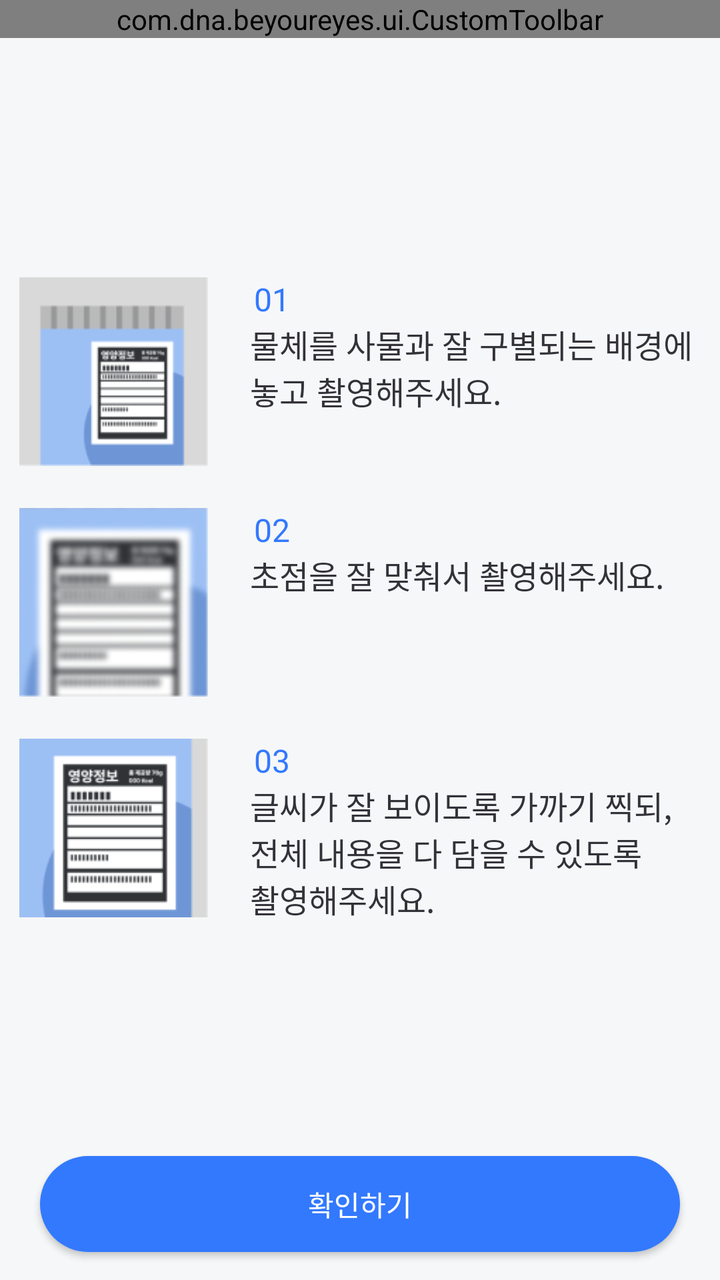
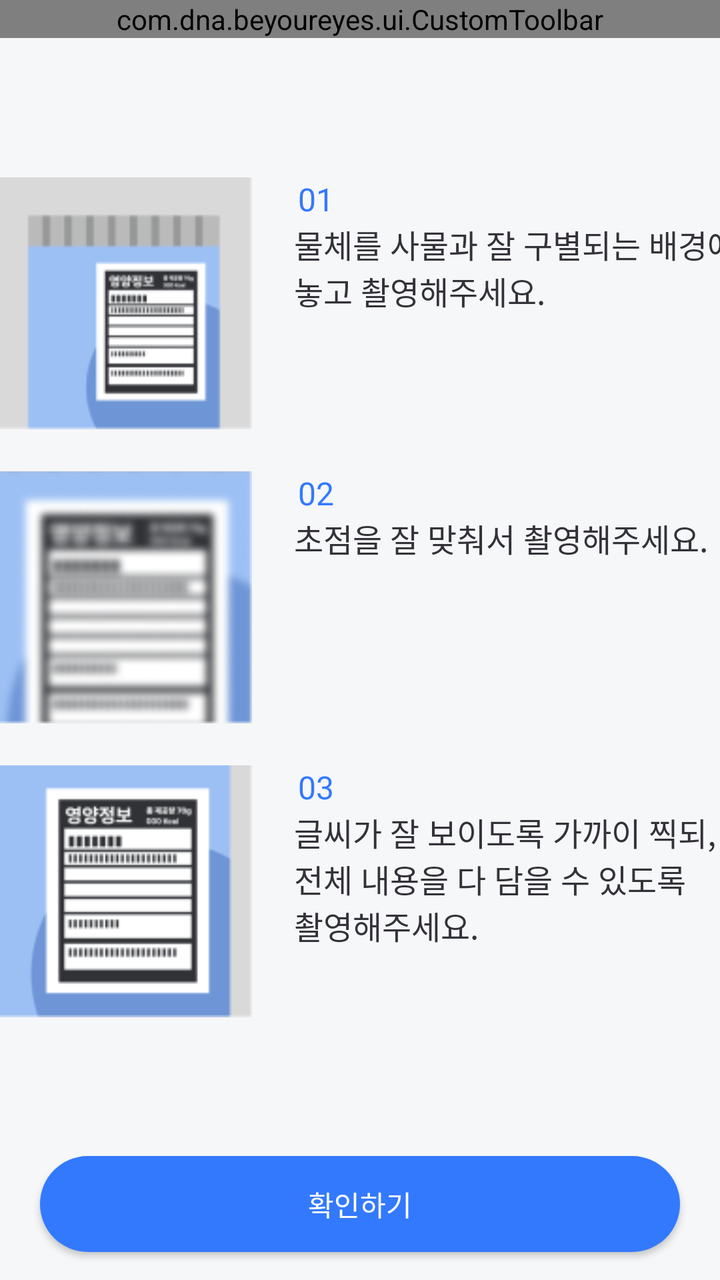

Screens rendered from an Android XML layout before and after an edit, with the pre-edit source and the edit as a unified diff.
<!-- AndroidManifest.xml: application theme Theme.BeYourEyes -->
<!-- res/layout/fragment_food_caution.xml -->
<androidx.constraintlayout.widget.ConstraintLayout xmlns:android="http://schemas.android.com/apk/res/android"
xmlns:app="http://schemas.android.com/apk/res-auto"
xmlns:tools="http://schemas.android.com/tools"
android:layout_width="match_parent"
android:layout_height="match_parent"
android:background="@color/gray_50">


    <com.dna.beyoureyes.ui.CustomToolbar
        android:id="@+id/toolbar"
        android:layout_width="match_parent"
        android:layout_height="wrap_content"
        app:title="@string/food_caution_title"
        app:skipEnabled="true"
        app:layout_constraintEnd_toEndOf="parent"
        app:layout_constraintStart_toStartOf="parent"
        app:layout_constraintTop_toTopOf="parent"/>

    <androidx.constraintlayout.widget.ConstraintLayout
        android:layout_width="wrap_content"
        android:layout_height="0dp"
        app:layout_constraintHeight_percent="0.5"
        android:layout_marginLeft="20dp"
        android:layout_marginRight="20dp"
        app:layout_constraintBottom_toTopOf="@+id/nextBtn"
        app:layout_constraintEnd_toEndOf="parent"
        app:layout_constraintStart_toStartOf="parent"
        app:layout_constraintTop_toBottomOf="@+id/toolbar"
        tools:ignore="MissingConstraints">


        <ImageView
            android:id="@+id/imageView7"
            android:layout_width="0dp"
            android:layout_height="0dp"
            android:background="@drawable/food_caution_image1"
            app:layout_constraintDimensionRatio="1:1"
            app:layout_constraintHeight_percent="0.295"
            app:layout_constraintStart_toStartOf="parent"
            app:layout_constraintTop_toTopOf="parent" />


        <TextView
            android:id="@+id/textView3"
            android:layout_width="wrap_content"
            android:layout_height="wrap_content"
            android:layout_marginStart="2dp"
            android:fontFamily="@font/wanted_sans_extra_bold"
            android:text="@string/food_caution_number_text_1"
            android:textColor="@color/blue_500"
            android:textSize="16sp"
            app:layout_constraintStart_toStartOf="@+id/textView8"
            app:layout_constraintTop_toTopOf="parent" />

        <TextView
            android:id="@+id/textView8"
            android:layout_width="wrap_content"
            android:layout_height="wrap_content"
            android:layout_marginStart="21dp"
            android:fontFamily="@font/wanted_sans_medium"
            android:text="@string/food_caution_text_1"
            android:textColor="@color/gray_950"
            android:textSize="16sp"
            app:layout_constraintStart_toEndOf="@+id/imageView7"
            app:layout_constraintTop_toBottomOf="@+id/textView3" />

        <ImageView
            android:id="@+id/imageView8"
            android:layout_width="0dp"
            android:layout_height="0dp"
            android:layout_marginTop="21dp"
            android:background="@drawable/food_caution_image2"
            app:layout_constraintDimensionRatio="1:1"
            app:layout_constraintHeight_percent="0.295"
            app:layout_constraintStart_toStartOf="parent"
            app:layout_constraintTop_toBottomOf="@+id/imageView7" />


        <TextView
            android:id="@+id/textView4"
            android:layout_width="wrap_content"
            android:layout_height="wrap_content"
            android:layout_marginStart="2dp"
            android:fontFamily="@font/wanted_sans_extra_bold"
            android:text="@string/food_caution_number_text_2"
            android:textColor="@color/blue_500"
            android:textSize="16sp"
            app:layout_constraintStart_toStartOf="@+id/textView9"
            app:layout_constraintTop_toTopOf="@+id/imageView8" />

        <TextView
            android:id="@+id/textView9"
            android:layout_width="wrap_content"
            android:layout_height="wrap_content"
            android:fontFamily="@font/wanted_sans_medium"
            android:text="@string/food_caution_text_2"
            android:textColor="@color/gray_950"
            android:textSize="16sp"
            app:layout_constraintStart_toStartOf="@+id/textView8"
            app:layout_constraintTop_toBottomOf="@+id/textView4" />

        <ImageView
            android:id="@+id/imageView10"
            android:layout_width="0dp"
            android:layout_height="0dp"
            android:layout_marginTop="21dp"
            android:background="@drawable/food_caution_image3"
            app:layout_constraintDimensionRatio="1:1"
            app:layout_constraintHeight_percent="0.295"
            app:layout_constraintStart_toStartOf="parent"
            app:layout_constraintTop_toBottomOf="@+id/imageView8"
            tools:ignore="DuplicateIds" />

        <TextView
            android:id="@+id/textView5"
            android:layout_width="wrap_content"
            android:layout_height="wrap_content"
            android:layout_marginStart="2dp"
            android:fontFamily="@font/wanted_sans_extra_bold"
            android:text="@string/food_caution_number_text_3"
            android:textColor="@color/blue_500"
            android:textSize="16sp"
            app:layout_constraintStart_toStartOf="@+id/textView12"
            app:layout_constraintTop_toTopOf="@+id/imageView10" />

        <TextView
            android:id="@+id/textView12"
            android:layout_width="wrap_content"
            android:layout_height="wrap_content"
            android:fontFamily="@font/wanted_sans_medium"
            android:text="@string/food_caution_text_3"
            android:textColor="@color/gray_950"
            android:textSize="16sp"
            app:layout_constraintStart_toStartOf="@+id/textView8"
            app:layout_constraintTop_toBottomOf="@+id/textView5" />
    </androidx.constraintlayout.widget.ConstraintLayout>

    <androidx.appcompat.widget.AppCompatButton
        android:id="@+id/nextBtn"
        android:layout_width="0dp"
        android:layout_height="48dp"
        android:layout_marginStart="20dp"
        android:layout_marginEnd="20dp"
        android:layout_marginBottom="14dp"
        android:background="@drawable/shape_button_b500_24"
        android:text="@string/okaybutton"
        android:fontFamily="@font/wanted_sans_bold"
        android:textSize="14sp"
        android:textColor="@color/white"
        app:layout_constraintBottom_toBottomOf="parent"
        app:layout_constraintEnd_toEndOf="parent"
        app:layout_constraintStart_toStartOf="parent" />

</androidx.constraintlayout.widget.ConstraintLayout>
<!-- resources referenced by this layout -->
<resources>
  <color name="blue_500">#3379FE</color>
  <color name="gray_50">#F6F7F8</color>
  <color name="gray_950">#333239</color>
  <color name="white">#FFFFFF</color>
  <!-- drawable food_caution_image1: png bitmap (drawable, 4176 bytes) -->
  <!-- drawable food_caution_image2: png bitmap (drawable, 21040 bytes) -->
  <!-- drawable food_caution_image3: png bitmap (drawable, 4739 bytes) -->
  <!-- drawable shape_button_b500_24 (drawable) -->
  <?xml version="1.0" encoding="utf-8"?>
  <shape xmlns:android="http://schemas.android.com/apk/res/android"
      android:shape="rectangle">
      <solid android:color="@color/blue_500" /> 
      <size android:width="60dp" android:height="45dp" /> 
      <corners android:radius="24dp" /> 
  </shape>
  <string name="food_caution_number_text_1">01</string>
  <string name="food_caution_number_text_2">02</string>
  <string name="food_caution_number_text_3">03</string>
  <string name="food_caution_text_1">물체를 사물과 잘 구별되는 배경에 \n놓고 촬영해주세요.</string>
  <string name="food_caution_text_2">초점을 잘 맞춰서 촬영해주세요.</string>
  <string name="food_caution_text_3">글씨가 잘 보이도록 가까기 찍되,\n전체 내용을 다 담을 수 있도록\n촬영해주세요.</string>
  <string name="food_caution_title">식품 분석 유의사항</string>
  <string name="okaybutton">확인하기</string>
  <style name="Theme.BeYourEyes" parent="Theme.MaterialComponents.Light.NoActionBar">
          
          <item name="colorPrimary">@color/blue_500</item>
          <item name="colorPrimaryVariant">@color/blue_700</item>
          <item name="colorOnPrimary">@color/white</item>
          
          <item name="colorSecondary">@color/teal_200</item>
          <item name="colorSecondaryVariant">@color/teal_700</item>
          <item name="colorOnSecondary">@color/black</item>
          
          <item name="android:statusBarColor">@color/gray_50</item>
          <item name="android:windowLightStatusBar">true</item>
          <item name="android:navigationBarColor">@color/gray_50</item>
          
          <item name="chipStyle">@style/TextChipStyle</item>
      </style>
  <color name="blue_700">#1543E0</color>
  <color name="teal_200">#FF03DAC5</color>
  <color name="teal_700">#FF018786</color>
  <color name="black">#FF000000</color>
  <style name="TextChipStyle" parent="Widget.MaterialComponents.Chip.Choice">
          <item name="chipCornerRadius">10dp</item>
          <item name="chipMinHeight">58dp</item>
          <item name="chipBackgroundColor">@color/chip_bg_color</item>
          <item name="android:textColor">@color/chip_text_color</item>
          <item name="chipStrokeColor">@color/chip_stroke_color</item>
          <item name="chipStrokeWidth">2dp</item>
          <item name="android:textAlignment">center</item>
          <item name="fontFamily">@font/wanted_sans_semi_bold</item>
          <item name="android:textSize">16sp</item>
          <item name="android:paddingTop">14dp</item>
          <item name="android:paddingBottom">14dp</item>
      </style>
</resources>

<!-- the commit's change to res/layout/fragment_food_caution.xml (unified diff, before → after) -->
@@ -1,6 +1,5 @@
 <androidx.constraintlayout.widget.ConstraintLayout xmlns:android="http://schemas.android.com/apk/res/android"
 xmlns:app="http://schemas.android.com/apk/res-auto"
-xmlns:tools="http://schemas.android.com/tools"
 android:layout_width="match_parent"
 android:layout_height="match_parent"
 android:background="@color/gray_50">
@@ -11,128 +10,168 @@ android:background="@color/gray_50">
         android:layout_width="match_parent"
         android:layout_height="wrap_content"
         app:title="@string/food_caution_title"
-        app:skipEnabled="true"
         app:layout_constraintEnd_toEndOf="parent"
         app:layout_constraintStart_toStartOf="parent"
         app:layout_constraintTop_toTopOf="parent"/>
 
     <androidx.constraintlayout.widget.ConstraintLayout
         android:layout_width="wrap_content"
-        android:layout_height="0dp"
-        app:layout_constraintHeight_percent="0.5"
+        android:layout_height="wrap_content"
         android:layout_marginLeft="20dp"
         android:layout_marginRight="20dp"
         app:layout_constraintBottom_toTopOf="@+id/nextBtn"
         app:layout_constraintEnd_toEndOf="parent"
         app:layout_constraintStart_toStartOf="parent"
-        app:layout_constraintTop_toBottomOf="@+id/toolbar"
-        tools:ignore="MissingConstraints">
+        app:layout_constraintTop_toBottomOf="@+id/toolbar">
 
+        <androidx.constraintlayout.widget.ConstraintLayout
+            android:id="@+id/guideLayout1"
+            android:layout_width="match_parent"
+            android:layout_height="0dp"
+            android:importantForAccessibility="yes"
+            android:contentDescription="@string/food_caution_text_1_description"
+            app:layout_constraintEnd_toEndOf="parent"
+            app:layout_constraintHeight_percent="0.3"
+            app:layout_constraintStart_toStartOf="parent"
+            app:layout_constraintTop_toTopOf="parent">
 
-        <ImageView
-            android:id="@+id/imageView7"
-            android:layout_width="0dp"
-            android:layout_height="0dp"
-            android:background="@drawable/food_caution_image1"
-            app:layout_constraintDimensionRatio="1:1"
-            app:layout_constraintHeight_percent="0.295"
-            app:layout_constraintStart_toStartOf="parent"
-            app:layout_constraintTop_toTopOf="parent" />
+            <ImageView
+                android:id="@+id/guideImage1"
+                android:layout_width="0dp"
+                android:layout_height="match_parent"
+                android:background="@drawable/food_caution_image1"
+                android:importantForAccessibility="no"
+                app:layout_constraintDimensionRatio="1:1"
+                app:layout_constraintStart_toStartOf="parent"
+                app:layout_constraintTop_toTopOf="parent" />
 
+            <TextView
+                android:id="@+id/numberText1"
+                android:layout_width="wrap_content"
+                android:layout_height="wrap_content"
+                android:layout_marginStart="23dp"
+                android:fontFamily="@font/wanted_sans_extra_bold"
+                android:importantForAccessibility="no"
+                android:text="@string/food_caution_number_text_1"
+                android:textColor="@color/blue_500"
+                android:textSize="16sp"
+                app:layout_constraintStart_toEndOf="@+id/guideImage1"
+                app:layout_constraintTop_toTopOf="@+id/guideImage1" />
 
-        <TextView
-            android:id="@+id/textView3"
-            android:layout_width="wrap_content"
-            android:layout_height="wrap_content"
-            android:layout_marginStart="2dp"
-            android:fontFamily="@font/wanted_sans_extra_bold"
-            android:text="@string/food_caution_number_text_1"
-            android:textColor="@color/blue_500"
-            android:textSize="16sp"
-            app:layout_constraintStart_toStartOf="@+id/textView8"
-            app:layout_constraintTop_toTopOf="parent" />
+            <TextView
+                android:id="@+id/guideText1"
+                android:layout_width="wrap_content"
+                android:layout_height="wrap_content"
+                android:layout_marginStart="21dp"
+                android:fontFamily="@font/wanted_sans_medium"
+                android:importantForAccessibility="no"
+                android:text="@string/food_caution_text_1"
+                android:textColor="@color/gray_950"
+                android:textSize="16sp"
+                app:layout_constraintStart_toEndOf="@+id/guideImage1"
+                app:layout_constraintTop_toBottomOf="@+id/numberText1" />
 
-        <TextView
-            android:id="@+id/textView8"
-            android:layout_width="wrap_content"
-            android:layout_height="wrap_content"
-            android:layout_marginStart="21dp"
-            android:fontFamily="@font/wanted_sans_medium"
-            android:text="@string/food_caution_text_1"
-            android:textColor="@color/gray_950"
-            android:textSize="16sp"
-            app:layout_constraintStart_toEndOf="@+id/imageView7"
-            app:layout_constraintTop_toBottomOf="@+id/textView3" />
+        </androidx.constraintlayout.widget.ConstraintLayout>
 
-        <ImageView
-            android:id="@+id/imageView8"
+        <androidx.constraintlayout.widget.ConstraintLayout
+            android:id="@+id/guideLayout2"
             android:layout_width="0dp"
             android:layout_height="0dp"
             android:layout_marginTop="21dp"
-            android:background="@drawable/food_caution_image2"
-            app:layout_constraintDimensionRatio="1:1"
-            app:layout_constraintHeight_percent="0.295"
+            android:importantForAccessibility="yes"
+            android:contentDescription="@string/food_caution_text_2_description"
+            app:layout_constraintEnd_toEndOf="parent"
+            app:layout_constraintHeight_percent="0.3"
             app:layout_constraintStart_toStartOf="parent"
-            app:layout_constraintTop_toBottomOf="@+id/imageView7" />
+            app:layout_constraintTop_toBottomOf="@id/guideLayout1">
 
+            <ImageView
+                android:id="@+id/guideImage2"
+                android:layout_width="0dp"
+                android:layout_height="match_parent"
+                android:background="@drawable/food_caution_image2"
+                android:importantForAccessibility="no"
+                app:layout_constraintDimensionRatio="1:1"
+                app:layout_constraintStart_toStartOf="parent"
+                app:layout_constraintTop_toTopOf="parent" />
 
-        <TextView
-            android:id="@+id/textView4"
-            android:layout_width="wrap_content"
-            android:layout_height="wrap_content"
-            android:layout_marginStart="2dp"
-            android:fontFamily="@font/wanted_sans_extra_bold"
-            android:text="@string/food_caution_number_text_2"
-            android:textColor="@color/blue_500"
-            android:textSize="16sp"
-            app:layout_constraintStart_toStartOf="@+id/textView9"
-            app:layout_constraintTop_toTopOf="@+id/imageView8" />
+            <TextView
+                android:id="@+id/numberText2"
+                android:layout_width="wrap_content"
+                android:layout_height="wrap_content"
+                android:layout_marginStart="23dp"
+                android:fontFamily="@font/wanted_sans_extra_bold"
+                android:importantForAccessibility="no"
+                android:text="@string/food_caution_number_text_2"
+                android:textColor="@color/blue_500"
+                android:textSize="16sp"
+                app:layout_constraintStart_toEndOf="@+id/guideImage2"
+                app:layout_constraintTop_toTopOf="@+id/guideImage2" />
 
-        <TextView
-            android:id="@+id/textView9"
-            android:layout_width="wrap_content"
-            android:layout_height="wrap_content"
-            android:fontFamily="@font/wanted_sans_medium"
-            android:text="@string/food_caution_text_2"
-            android:textColor="@color/gray_950"
-            android:textSize="16sp"
-            app:layout_constraintStart_toStartOf="@+id/textView8"
-            app:layout_constraintTop_toBottomOf="@+id/textView4" />
+            <TextView
+                android:id="@+id/guideText2"
+                android:layout_width="wrap_content"
+                android:layout_height="wrap_content"
+                android:layout_marginStart="21dp"
+                android:fontFamily="@font/wanted_sans_medium"
+                android:importantForAccessibility="no"
+                android:text="@string/food_caution_text_2"
+                android:textColor="@color/gray_950"
+                android:textSize="16sp"
+                app:layout_constraintStart_toEndOf="@+id/guideImage2"
+                app:layout_constraintTop_toBottomOf="@+id/numberText2" />
 
-        <ImageView
-            android:id="@+id/imageView10"
+        </androidx.constraintlayout.widget.ConstraintLayout>
+
+        <androidx.constraintlayout.widget.ConstraintLayout
+            android:id="@+id/guideLayout3"
             android:layout_width="0dp"
             android:layout_height="0dp"
             android:layout_marginTop="21dp"
-            android:background="@drawable/food_caution_image3"
-            app:layout_constraintDimensionRatio="1:1"
-            app:layout_constraintHeight_percent="0.295"
+            android:importantForAccessibility="yes"
+            android:contentDescription="@string/food_caution_text_3_description"
+            app:layout_constraintEnd_toEndOf="parent"
+            app:layout_constraintHeight_percent="0.3"
             app:layout_constraintStart_toStartOf="parent"
-            app:layout_constraintTop_toBottomOf="@+id/imageView8"
-            tools:ignore="DuplicateIds" />
+            app:layout_constraintTop_toBottomOf="@id/guideLayout2">
 
-        <TextView
-            android:id="@+id/textView5"
-            android:layout_width="wrap_content"
-            android:layout_height="wrap_content"
-            android:layout_marginStart="2dp"
-            android:fontFamily="@font/wanted_sans_extra_bold"
-            android:text="@string/food_caution_number_text_3"
-            android:textColor="@color/blue_500"
-            android:textSize="16sp"
-            app:layout_constraintStart_toStartOf="@+id/textView12"
-            app:layout_constraintTop_toTopOf="@+id/imageView10" />
+            <ImageView
+                android:id="@+id/guideImage3"
+                android:layout_width="0dp"
+                android:layout_height="match_parent"
+                android:background="@drawable/food_caution_image3"
+                android:importantForAccessibility="no"
+                app:layout_constraintDimensionRatio="1:1"
+                app:layout_constraintStart_toStartOf="parent"
+                app:layout_constraintTop_toTopOf="parent" />
 
-        <TextView
-            android:id="@+id/textView12"
-            android:layout_width="wrap_content"
-            android:layout_height="wrap_content"
-            android:fontFamily="@font/wanted_sans_medium"
-            android:text="@string/food_caution_text_3"
-            android:textColor="@color/gray_950"
-            android:textSize="16sp"
-            app:layout_constraintStart_toStartOf="@+id/textView8"
-            app:layout_constraintTop_toBottomOf="@+id/textView5" />
+            <TextView
+                android:id="@+id/numberText3"
+                android:layout_width="wrap_content"
+                android:layout_height="wrap_content"
+                android:layout_marginStart="23dp"
+                android:fontFamily="@font/wanted_sans_extra_bold"
+                android:importantForAccessibility="no"
+                android:text="@string/food_caution_number_text_3"
+                android:textColor="@color/blue_500"
+                android:textSize="16sp"
+                app:layout_constraintStart_toEndOf="@+id/guideImage3"
+                app:layout_constraintTop_toTopOf="@+id/guideImage3" />
+
+            <TextView
+                android:id="@+id/guideText3"
+                android:layout_width="wrap_content"
+                android:layout_height="wrap_content"
+                android:layout_marginStart="21dp"
+                android:fontFamily="@font/wanted_sans_medium"
+                android:importantForAccessibility="no"
+                android:text="@string/food_caution_text_3"
+                android:textColor="@color/gray_950"
+                android:textSize="16sp"
+                app:layout_constraintStart_toEndOf="@+id/guideImage3"
+                app:layout_constraintTop_toBottomOf="@+id/numberText3" />
+
+        </androidx.constraintlayout.widget.ConstraintLayout>
     </androidx.constraintlayout.widget.ConstraintLayout>
 
     <androidx.appcompat.widget.AppCompatButton
<!-- resource entries referenced after the edit -->
@@ -19,8 +19,11 @@
   <string name="food_caution_number_text_2">02</string>
   <string name="food_caution_number_text_3">03</string>
   <string name="food_caution_text_1">물체를 사물과 잘 구별되는 배경에 \n놓고 촬영해주세요.</string>
+  <string name="food_caution_text_1_description">물체를 사물과 잘 구별되는 배경에 놓고 촬영해주세요.</string>
   <string name="food_caution_text_2">초점을 잘 맞춰서 촬영해주세요.</string>
-  <string name="food_caution_text_3">글씨가 잘 보이도록 가까기 찍되,\n전체 내용을 다 담을 수 있도록\n촬영해주세요.</string>
+  <string name="food_caution_text_2_description">초점을 잘 맞춰서 촬영해주세요.</string>
+  <string name="food_caution_text_3">글씨가 잘 보이도록 가까이 찍되,\n전체 내용을 다 담을 수 있도록\n촬영해주세요.</string>
+  <string name="food_caution_text_3_description">글씨가 잘 보이도록 가까이 찍되, 전체 내용을 다아 담을 수 있도록 촬영해주세요.</string>
   <string name="food_caution_title">식품 분석 유의사항</string>
   <string name="okaybutton">확인하기</string>
   <style name="Theme.BeYourEyes" parent="Theme.MaterialComponents.Light.NoActionBar">
